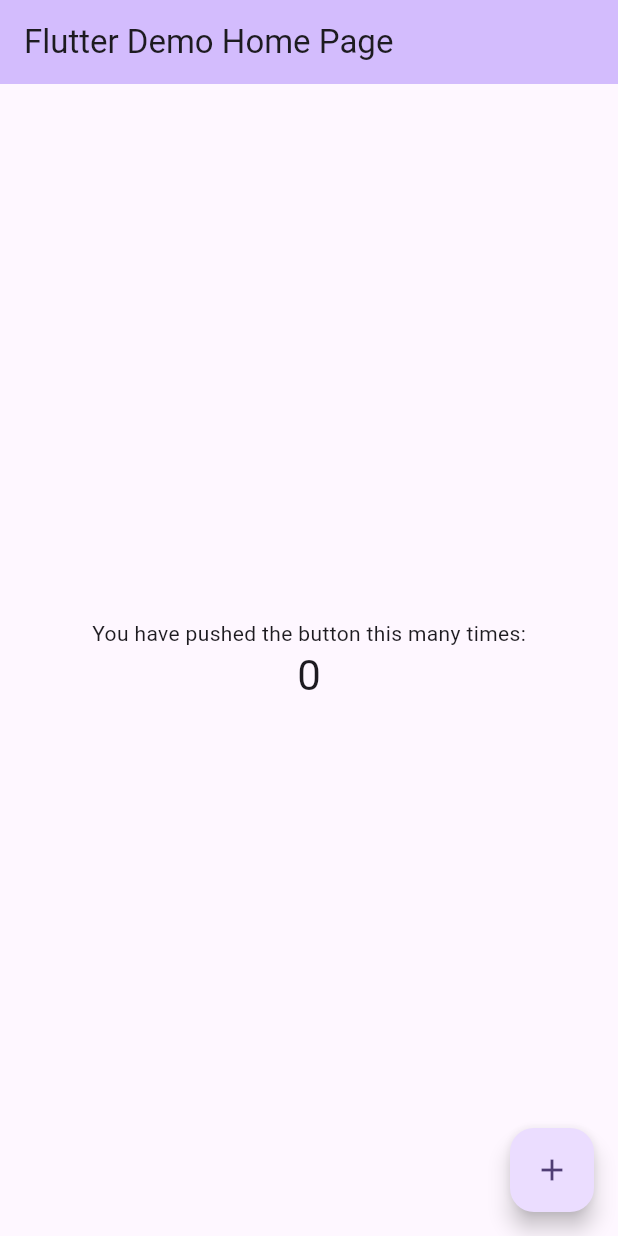
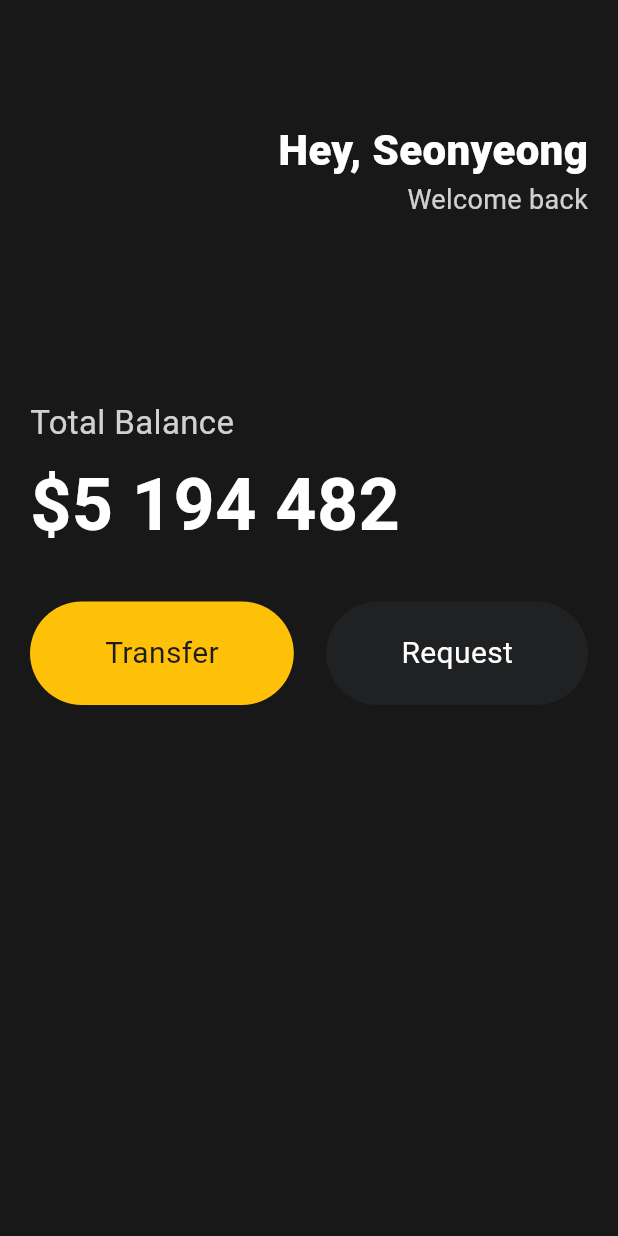
Before and after one commit to moonseonyeong/nomad-flutter, a Flutter app: the screen it shows after launch, on a phone screen of 412 x 824 dp. Run offline on Flutter 3.47's test engine with Material 3 defaults, Android fonts, the phone set to English and light mode, and no system bars.

Commit message:
초기화면 레이아웃 구성

```diff
--- a/lib/main.dart
+++ b/lib/main.dart
@@ -1,125 +1,131 @@
 import 'package:flutter/material.dart';
 
 void main() {
-  runApp(const MyApp());
+  runApp(const App());
 }
 
-class MyApp extends StatelessWidget {
-  const MyApp({super.key});
+class App extends StatelessWidget {
+  const App({super.key});
 
-  // This widget is the root of your application.
   @override
   Widget build(BuildContext context) {
     return MaterialApp(
-      title: 'Flutter Demo',
-      theme: ThemeData(
-        // This is the theme of your application.
-        //
-        // TRY THIS: Try running your application with "flutter run". You'll see
-        // the application has a purple toolbar. Then, without quitting the app,
-        // try changing the seedColor in the colorScheme below to Colors.green
-        // and then invoke "hot reload" (save your changes or press the "hot
-        // reload" button in a Flutter-supported IDE, or press "r" if you used
-        // the command line to start the app).
-        //
-        // Notice that the counter didn't reset back to zero; the application
-        // state is not lost during the reload. To reset the state, use hot
-        // restart instead.
-        //
-        // This works for code too, not just values: Most code changes can be
-        // tested with just a hot reload.
-        colorScheme: ColorScheme.fromSeed(seedColor: Colors.deepPurple),
-        useMaterial3: true,
+      home: Scaffold(
+        backgroundColor: const Color(0xFF181818),
+        body: Padding(
+          padding: const EdgeInsets.symmetric(
+            horizontal: 20,
+          ),
+          child: Column(
+            crossAxisAlignment: CrossAxisAlignment.start,
+            children: [
+              const SizedBox(
+                height: 80,
+              ),
+              Row(
+                mainAxisAlignment: MainAxisAlignment.end,
+                children: [
+                  Column(
+                    crossAxisAlignment: CrossAxisAlignment.end,
+                    children: [
+                      const Text(
+                        'Hey, Seonyeong',
+                        style: TextStyle(
+                          fontSize: 28,
+                          fontWeight: FontWeight.w800,
+                          color: Colors.white,
+                        ),
+                      ),
+                      Text(
+                        ' Welcome back',
+                        style: TextStyle(
+                          color: Colors.white.withOpacity(0.8),
+                          fontSize: 18,
+                        ),
+                      ),
+                    ],
+                  )
+                ],
+              ),
+              const SizedBox(
+                height: 120,
+              ),
+              Text(
+                'Total Balance',
+                style: TextStyle(
+                  color: Colors.white.withOpacity(0.8),
+                  fontSize: 22,
+                ),
+              ),
+              const SizedBox(
+                height: 5,
+              ),
+              const Text(
+                '\$5 194 482',
+                style: TextStyle(
+                  color: Colors.white,
+                  fontSize: 48,
+                  fontWeight: FontWeight.w600,
+                ),
+              ),
+              const SizedBox(
+                height: 30,
+              ),
+              Row(
+                mainAxisAlignment: MainAxisAlignment.spaceBetween,
+                children: [
+                  const MyButton(),
+                  Container(
+                    decoration: BoxDecoration(
+                      color: const Color(0xFF1F2123),
+                      borderRadius: BorderRadius.circular(45),
+                    ),
+                    child: const Padding(
+                        padding: EdgeInsets.symmetric(
+                          vertical: 20,
+                          horizontal: 50,
+                        ),
+                        child: Text(
+                          'Request',
+                          style: TextStyle(
+                            fontSize: 20,
+                            color: Colors.white,
+                          ),
+                        )),
+                  )
+                ],
+              ),
+            ],
+          ),
+        ),
       ),
-      home: const MyHomePage(title: 'Flutter Demo Home Page'),
     );
   }
 }
 
-class MyHomePage extends StatefulWidget {
-  const MyHomePage({super.key, required this.title});
-
-  // This widget is the home page of your application. It is stateful, meaning
-  // that it has a State object (defined below) that contains fields that affect
-  // how it looks.
-
-  // This class is the configuration for the state. It holds the values (in this
-  // case the title) provided by the parent (in this case the App widget) and
-  // used by the build method of the State. Fields in a Widget subclass are
-  // always marked "final".
-
-  final String title;
-
-  @override
-  State<MyHomePage> createState() => _MyHomePageState();
-}
-
-class _MyHomePageState extends State<MyHomePage> {
-  int _counter = 0;
-
-  void _incrementCounter() {
-    setState(() {
-      // This call to setState tells the Flutter framework that something has
-      // changed in this State, which causes it to rerun the build method below
-      // so that the display can reflect the updated values. If we changed
-      // _counter without calling setState(), then the build method would not be
-      // called again, and so nothing would appear to happen.
-      _counter++;
-    });
-  }
+class MyButton extends StatelessWidget {
+  const MyButton({
+    super.key,
+  });
 
   @override
   Widget build(BuildContext context) {
-    // This method is rerun every time setState is called, for instance as done
-    // by the _incrementCounter method above.
-    //
-    // The Flutter framework has been optimized to make rerunning build methods
-    // fast, so that you can just rebuild anything that needs updating rather
-    // than having to individually change instances of widgets.
-    return Scaffold(
-      appBar: AppBar(
-        // TRY THIS: Try changing the color here to a specific color (to
-        // Colors.amber, perhaps?) and trigger a hot reload to see the AppBar
-        // change color while the other colors stay the same.
-        backgroundColor: Theme.of(context).colorScheme.inversePrimary,
-        // Here we take the value from the MyHomePage object that was created by
-        // the App.build method, and use it to set our appbar title.
-        title: Text(widget.title),
+    return Container(
+      decoration: BoxDecoration(
+        color: Colors.amber,
+        borderRadius: BorderRadius.circular(45),
       ),
-      body: Center(
-        // Center is a layout widget. It takes a single child and positions it
-        // in the middle of the parent.
-        child: Column(
-          // Column is also a layout widget. It takes a list of children and
-          // arranges them vertically. By default, it sizes itself to fit its
-          // children horizontally, and tries to be as tall as its parent.
-          //
-          // Column has various properties to control how it sizes itself and
-          // how it positions its children. Here we use mainAxisAlignment to
-          // center the children vertically; the main axis here is the vertical
-          // axis because Columns are vertical (the cross axis would be
-          // horizontal).
-          //
-          // TRY THIS: Invoke "debug painting" (choose the "Toggle Debug Paint"
-          // action in the IDE, or press "p" in the console), to see the
-          // wireframe for each widget.
-          mainAxisAlignment: MainAxisAlignment.center,
-          children: <Widget>[
-            const Text(
-              'You have pushed the button this many times:',
+      child: const Padding(
+          padding: EdgeInsets.symmetric(
+            vertical: 20,
+            horizontal: 50,
+          ),
+          child: Text(
+            'Transfer',
+            style: TextStyle(
+              fontSize: 20,
             ),
-            Text(
-              '$_counter',
-              style: Theme.of(context).textTheme.headlineMedium,
-            ),
-          ],
-        ),
-      ),
-      floatingActionButton: FloatingActionButton(
-        onPressed: _incrementCounter,
-        tooltip: 'Increment',
-        child: const Icon(Icons.add),
-      ), // This trailing comma makes auto-formatting nicer for build methods.
+          )),
     );
   }
 }
```
